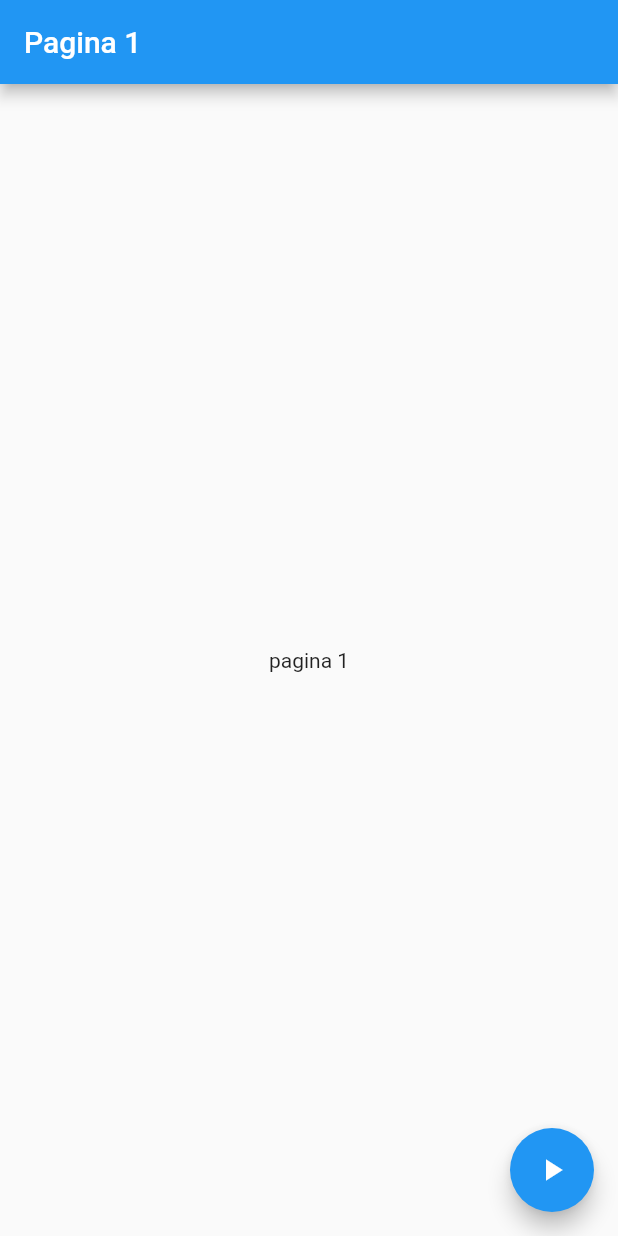
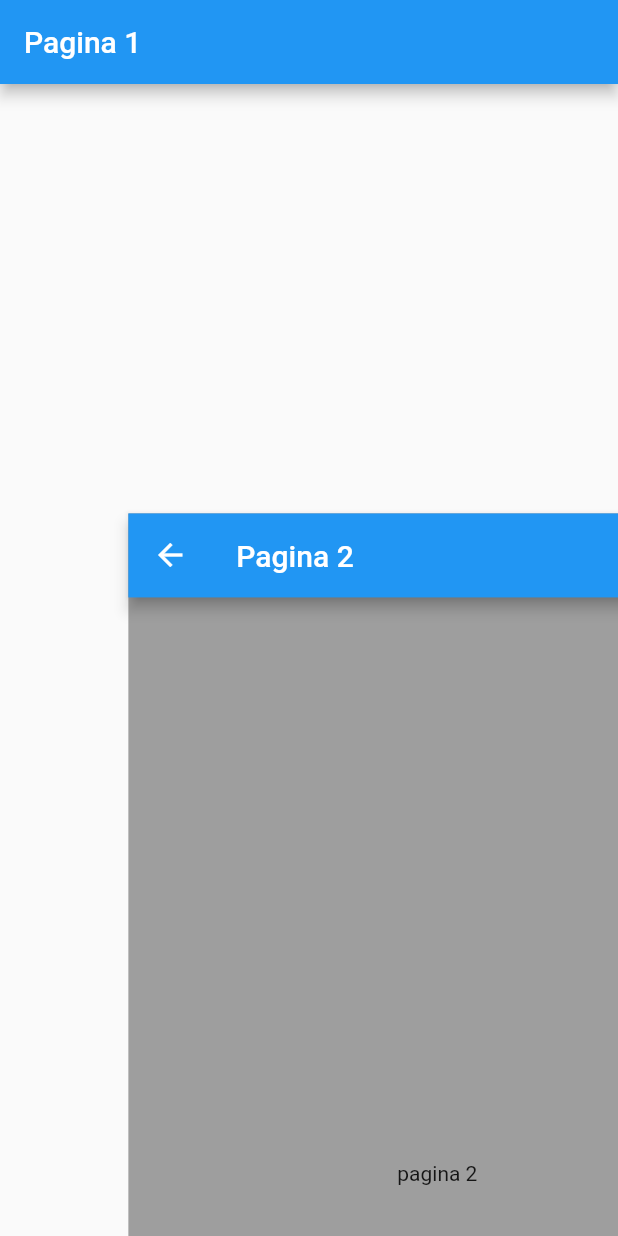
Before and after one commit to IsanorLopez/F_TransicionesPantallas, a Flutter app: the screen it shows after launch, after a tap on the "play arrow" icon, on a phone screen of 412 x 824 dp. Run offline on Flutter 3.47's test engine with Material 2 defaults, Android fonts, the phone set to English and light mode, and no system bars.

Commit message:
F_TransicionesPantalla[ - Slide Transition ]

```diff
--- a/transiciones/lib/src/pages/pagina1_page.dart
+++ b/transiciones/lib/src/pages/pagina1_page.dart
@@ -1,4 +1,5 @@
 import 'package:flutter/material.dart';
+import 'package:transiciones/src/pages/pagina2_page.dart';
 
 class Pagina1Page extends StatelessWidget {
 
@@ -14,9 +15,28 @@ class Pagina1Page extends StatelessWidget {
      floatingActionButton: FloatingActionButton(
        child: Icon(Icons.play_arrow),
        onPressed: (){
-
+         Navigator.push(context, _crearRuta());
        }
      )
    );
   }
+
+  Route _crearRuta() {
+
+    return PageRouteBuilder(
+
+      pageBuilder: (BuildContext context, Animation<double> animation, Animation<double> secondaryAnimation) =>Pagina2Page(),
+      transitionDuration: Duration(seconds: 2),
+      transitionsBuilder: ( context, animation, secondaryAnimation, child ) {
+
+        final curvedAnimation = CurvedAnimation(parent: animation, curve: Curves.easeInOut);
+
+        return SlideTransition(
+          position: Tween<Offset>( begin: Offset(0.5, 1.0), end: Offset.zero ).animate(curvedAnimation),
+          child: child,
+        );
+
+      }
+    );
+  }
 }
--- a/transiciones/lib/src/pages/pagina2_page.dart
+++ b/transiciones/lib/src/pages/pagina2_page.dart
@@ -1,6 +1,6 @@
 import 'package:flutter/material.dart';
 
-class Pagina1Page extends StatelessWidget {
+class Pagina2Page extends StatelessWidget {
 
   @override
   Widget build(BuildContext context) {
```
